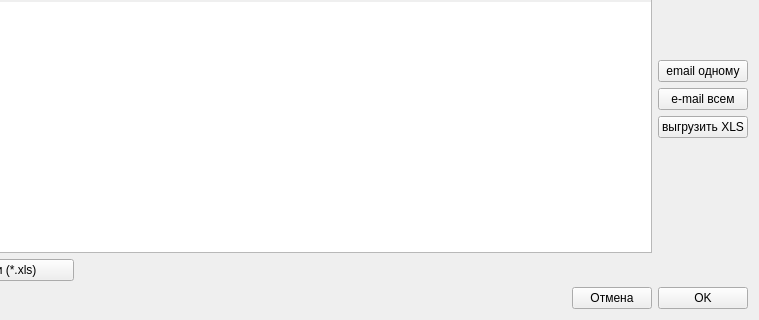
The window that Ui_designer/Ui_Event.ui (Vsesvet/FastComm) describes before a commit, drawn with Qt 5; both pictures show x 369 to 1128 and y 251 to 571 of the 1128 by 571 pixel window.
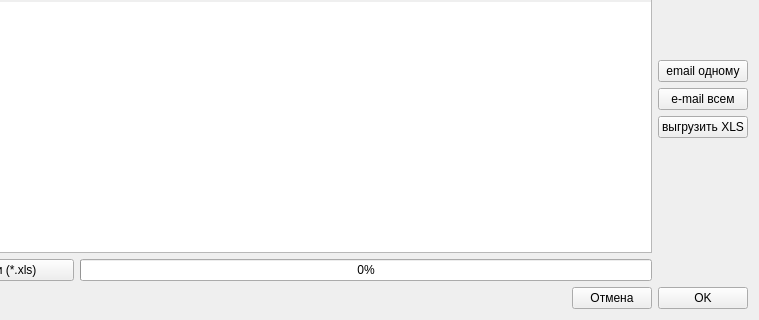
The same window after the commit.

The edit to the form file:
```diff
--- a/Ui_designer/Ui_Event.ui
+++ b/Ui_designer/Ui_Event.ui
@@ -337,6 +337,16 @@
      </property>
     </widget>
    </item>
+   <item row="23" column="2" colspan="4">
+    <widget class="QProgressBar" name="progressBar_load_from_xls">
+     <property name="enabled">
+      <bool>true</bool>
+     </property>
+     <property name="value">
+      <number>0</number>
+     </property>
+    </widget>
+   </item>
   </layout>
  </widget>
  <tabstops>
```
